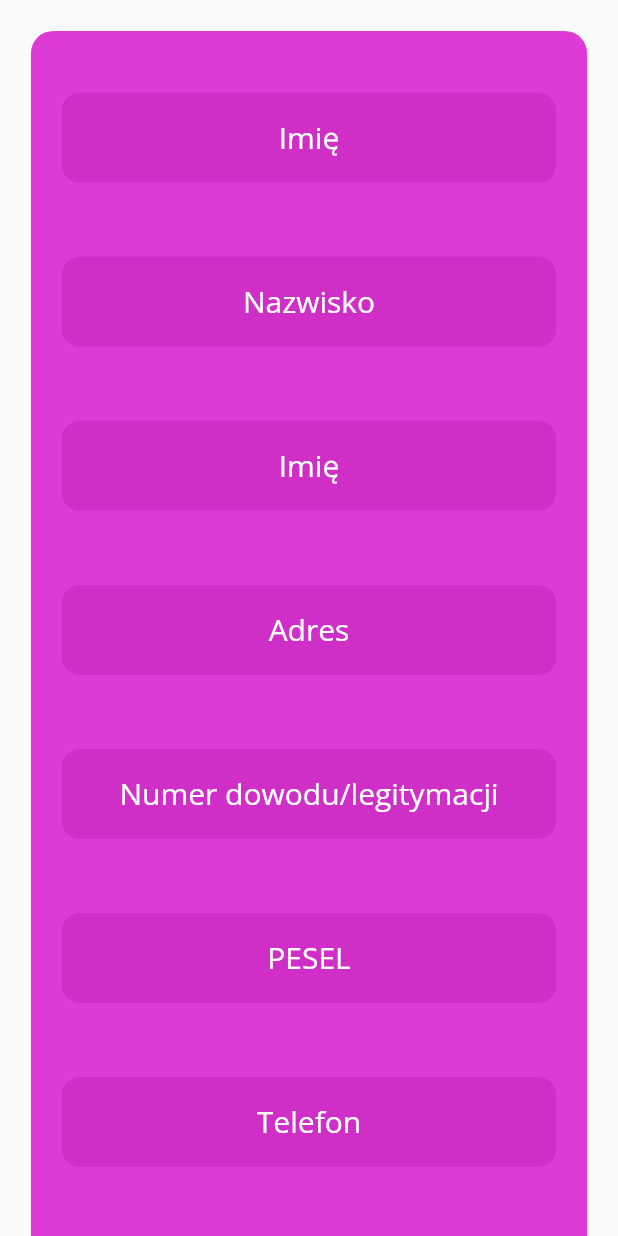
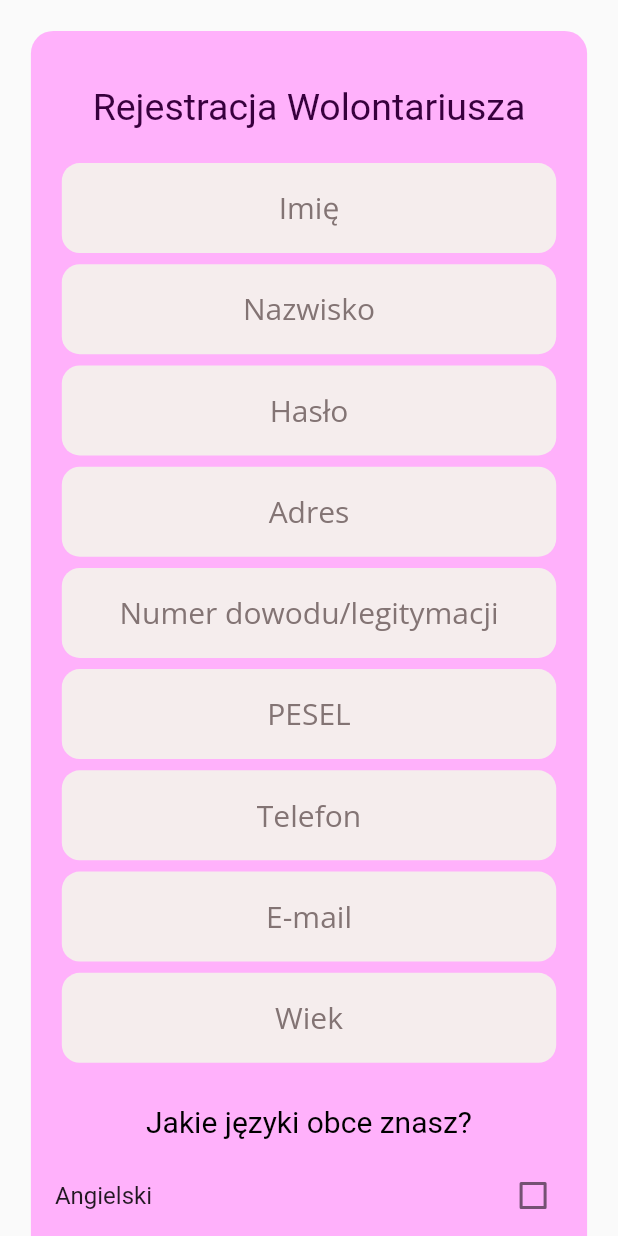
Before and after one commit to Duracyq/flutter_hackaton2023, a Flutter app: the Rejestracja widget shown alone on an empty page, opened directly, on a phone screen of 412 x 824 dp. Run offline on Flutter 3.47's test engine with Material 2 defaults, Android fonts, the light colour scheme and no system bars; our stand-ins replace google_fonts; Roboto replaces fonts that are missing (Mooli).

Commit message:
Zrobiona Rejestracja

```diff
--- a/volonteer_link/lib/rejestracja.dart
+++ b/volonteer_link/lib/rejestracja.dart
@@ -3,7 +3,6 @@ import 'package:google_fonts/google_fonts.dart';
 
 class Rejestracja extends StatefulWidget {
   const Rejestracja({super.key});
-
   @override
   State<Rejestracja> createState() => _RejestracjaState();
 }
@@ -29,11 +28,11 @@ class _RejestracjaState extends State<Rejestracja> {
         padding: EdgeInsets.only(top: width * 0.05),
         child: Center(
           child: Container(
-            padding: EdgeInsets.only(top: width * 0.1),
+            padding: EdgeInsets.only(top: width * 0.05, bottom: width * 0.05),
             width: width * 0.9,
-            height: height * 2,
+            height: height * 1.5,
             decoration: BoxDecoration(
-                color: const Color.fromARGB(255, 222, 58, 214),
+                color: Color.fromARGB(255, 255, 177, 251),
                 borderRadius: BorderRadius.circular(15)),
             child: Column(
                 mainAxisAlignment: MainAxisAlignment.spaceBetween,
@@ -41,8 +40,25 @@ class _RejestracjaState extends State<Rejestracja> {
                   Container(
                     width: width * 0.8,
                     height: 60,
+                    child: Center(
+                      child: Text(
+                        'Rejestracja Wolontariusza',
+                        style: GoogleFonts.mooli(
+                          // Ustawienie czcionki Open Sans
+                          textStyle: const TextStyle(
+                            fontStyle: FontStyle.normal,
+                            color: Color.fromARGB(255, 55, 0, 61),
+                            fontSize: 25,
+                          ),
+                        ),
+                      ),
+                    ),
+                  ),
+                  Container(
+                    width: width * 0.8,
+                    height: 60,
                     decoration: BoxDecoration(
-                      color: const Color.fromARGB(255, 207, 46, 199),
+                      color: const Color.fromARGB(255, 245, 237, 237),
                       borderRadius: BorderRadius.circular(12.0),
                     ),
                     child: Center(
@@ -52,13 +68,14 @@ class _RejestracjaState extends State<Rejestracja> {
                           // Ustawienie czcionki Open Sans
                           textStyle: const TextStyle(
                             fontStyle: FontStyle.normal,
-                            color: Colors.white,
+                            color: Color.fromRGBO(131, 116, 116, 100),
                             fontSize: 20,
                           ),
                         ),
                         decoration: const InputDecoration(
                           hintText: 'Imię',
-                          hintStyle: TextStyle(color: Colors.white),
+                          hintStyle: TextStyle(
+                              color: Color.fromRGBO(131, 116, 116, 100)),
                           border: InputBorder.none,
                         ),
                       ),
@@ -68,7 +85,7 @@ class _RejestracjaState extends State<Rejestracja> {
                     width: width * 0.8,
                     height: 60,
                     decoration: BoxDecoration(
-                      color: const Color.fromARGB(255, 207, 46, 199),
+                      color: const Color.fromARGB(255, 245, 237, 237),
                       borderRadius: BorderRadius.circular(12.0),
                     ),
                     child: Center(
@@ -78,13 +95,14 @@ class _RejestracjaState extends State<Rejestracja> {
                           // Ustawienie czcionki Open Sans
                           textStyle: const TextStyle(
                             fontStyle: FontStyle.normal,
-                            color: Colors.white,
+                            color: Color.fromRGBO(131, 116, 116, 100),
                             fontSize: 20,
                           ),
                         ),
                         decoration: const InputDecoration(
                           hintText: 'Nazwisko',
-                          hintStyle: TextStyle(color: Colors.white),
+                          hintStyle: TextStyle(
+                              color: Color.fromRGBO(131, 116, 116, 100)),
                           border: InputBorder.none,
                         ),
                       ),
@@ -94,7 +112,36 @@ class _RejestracjaState extends State<Rejestracja> {
                     width: width * 0.8,
                     height: 60,
                     decoration: BoxDecoration(
-                      color: const Color.fromARGB(255, 207, 46, 199),
+                      color: const Color.fromARGB(255, 245, 237, 237),
+                      borderRadius: BorderRadius.circular(12.0),
+                    ),
+                    child: Center(
+                      child: TextFormField(
+                        onTap: () => const OutlineInputBorder(),
+                        obscureText: true,
+                        textAlign: TextAlign.center,
+                        style: GoogleFonts.openSans(
+                          // Ustawienie czcionki Open Sans
+                          textStyle: const TextStyle(
+                            fontStyle: FontStyle.normal,
+                            color: Color.fromRGBO(131, 116, 116, 100),
+                            fontSize: 20,
+                          ),
+                        ),
+                        decoration: const InputDecoration(
+                          hintText: 'Hasło',
+                          hintStyle: TextStyle(
+                              color: Color.fromRGBO(131, 116, 116, 100)),
+                          border: InputBorder.none,
+                        ),
+                      ),
+                    ),
+                  ),
+                  Container(
+                    width: width * 0.8,
+                    height: 60,
+                    decoration: BoxDecoration(
+                      color: const Color.fromARGB(255, 245, 237, 237),
                       borderRadius: BorderRadius.circular(12.0),
                     ),
                     child: Center(
@@ -104,13 +151,14 @@ class _RejestracjaState extends State<Rejestracja> {
                           // Ustawienie czcionki Open Sans
                           textStyle: const TextStyle(
                             fontStyle: FontStyle.normal,
-                            color: Colors.white,
+                            color: Color.fromRGBO(131, 116, 116, 100),
                             fontSize: 20,
                           ),
                         ),
                         decoration: const InputDecoration(
-                          hintText: 'Imię',
-                          hintStyle: TextStyle(color: Colors.white),
+                          hintText: 'Adres',
+                          hintStyle: TextStyle(
+                              color: Color.fromRGBO(131, 116, 116, 100)),
                           border: InputBorder.none,
                         ),
                       ),
@@ -120,7 +168,7 @@ class _RejestracjaState extends State<Rejestracja> {
                     width: width * 0.8,
                     height: 60,
                     decoration: BoxDecoration(
-                      color: const Color.fromARGB(255, 207, 46, 199),
+                      color: const Color.fromARGB(255, 245, 237, 237),
                       borderRadius: BorderRadius.circular(12.0),
                     ),
                     child: Center(
@@ -130,13 +178,14 @@ class _RejestracjaState extends State<Rejestracja> {
                           // Ustawienie czcionki Open Sans
                           textStyle: const TextStyle(
                             fontStyle: FontStyle.normal,
-                            color: Colors.white,
+                            color: Color.fromRGBO(131, 116, 116, 100),
                             fontSize: 20,
                           ),
                         ),
                         decoration: const InputDecoration(
-                          hintText: 'Adres',
-                          hintStyle: TextStyle(color: Colors.white),
+                          hintText: 'Numer dowodu/legitymacji',
+                          hintStyle: TextStyle(
+                              color: Color.fromRGBO(131, 116, 116, 100)),
                           border: InputBorder.none,
                         ),
                       ),
@@ -146,7 +195,7 @@ class _RejestracjaState extends State<Rejestracja> {
                     width: width * 0.8,
                     height: 60,
                     decoration: BoxDecoration(
-                      color: const Color.fromARGB(255, 207, 46, 199),
+                      color: const Color.fromARGB(255, 245, 237, 237),
                       borderRadius: BorderRadius.circular(12.0),
                     ),
                     child: Center(
@@ -156,13 +205,14 @@ class _RejestracjaState extends State<Rejestracja> {
                           // Ustawienie czcionki Open Sans
                           textStyle: const TextStyle(
                             fontStyle: FontStyle.normal,
-                            color: Colors.white,
+                            color: Color.fromRGBO(131, 116, 116, 100),
                             fontSize: 20,
                           ),
                         ),
                         decoration: const InputDecoration(
-                          hintText: 'Numer dowodu/legitymacji',
-                          hintStyle: TextStyle(color: Colors.white),
+                          hintText: 'PESEL',
+                          hintStyle: TextStyle(
+                              color: Color.fromRGBO(131, 116, 116, 100)),
                           border: InputBorder.none,
                         ),
                       ),
@@ -172,7 +222,7 @@ class _RejestracjaState extends State<Rejestracja> {
                     width: width * 0.8,
                     height: 60,
                     decoration: BoxDecoration(
-                      color: const Color.fromARGB(255, 207, 46, 199),
+                      color: const Color.fromARGB(255, 245, 237, 237),
                       borderRadius: BorderRadius.circular(12.0),
                     ),
                     child: Center(
@@ -182,13 +232,14 @@ class _RejestracjaState extends State<Rejestracja> {
                           // Ustawienie czcionki Open Sans
                           textStyle: const TextStyle(
                             fontStyle: FontStyle.normal,
-                            color: Colors.white,
+                            color: Color.fromRGBO(131, 116, 116, 100),
                             fontSize: 20,
                           ),
                         ),
                         decoration: const InputDecoration(
-                          hintText: 'PESEL',
-                          hintStyle: TextStyle(color: Colors.white),
+                          hintText: "Telefon",
+                          hintStyle: TextStyle(
+                              color: Color.fromRGBO(131, 116, 116, 100)),
                           border: InputBorder.none,
                         ),
                       ),
@@ -198,7 +249,7 @@ class _RejestracjaState extends State<Rejestracja> {
                     width: width * 0.8,
                     height: 60,
                     decoration: BoxDecoration(
-                      color: const Color.fromARGB(255, 207, 46, 199),
+                      color: const Color.fromARGB(255, 245, 237, 237),
                       borderRadius: BorderRadius.circular(12.0),
                     ),
                     child: Center(
@@ -208,13 +259,14 @@ class _RejestracjaState extends State<Rejestracja> {
                           // Ustawienie czcionki Open Sans
                           textStyle: const TextStyle(
                             fontStyle: FontStyle.normal,
-                            color: Colors.white,
+                            color: Color.fromRGBO(131, 116, 116, 100),
                             fontSize: 20,
                           ),
                         ),
                         decoration: const InputDecoration(
-                          hintText: "Telefon",
-                          hintStyle: TextStyle(color: Colors.white),
+                          hintText: 'E-mail',
+                          hintStyle: TextStyle(
+                              color: Color.fromRGBO(131, 116, 116, 100)),
                           border: InputBorder.none,
                         ),
                       ),
@@ -224,7 +276,7 @@ class _RejestracjaState extends State<Rejestracja> {
                     width: width * 0.8,
                     height: 60,
                     decoration: BoxDecoration(
-                      color: const Color.fromARGB(255, 207, 46, 199),
+                      color: const Color.fromARGB(255, 245, 237, 237),
                       borderRadius: BorderRadius.circular(12.0),
                     ),
                     child: Center(
@@ -234,65 +286,14 @@ class _RejestracjaState extends State<Rejestracja> {
                           // Ustawienie czcionki Open Sans
                           textStyle: const TextStyle(
                             fontStyle: FontStyle.normal,
-                            color: Colors.white,
-                            fontSize: 20,
-                          ),
-                        ),
-                        decoration: const InputDecoration(
-                          hintText: 'E-mail',
-                          hintStyle: TextStyle(color: Colors.white),
-                          border: InputBorder.none,
-                        ),
-                      ),
-                    ),
-                  ),
-                  Container(
-                    width: width * 0.8,
-                    height: 60,
-                    decoration: BoxDecoration(
-                      color: const Color.fromARGB(255, 207, 46, 199),
-                      borderRadius: BorderRadius.circular(12.0),
-                    ),
-                    child: Center(
-                      child: TextFormField(
-                        textAlign: TextAlign.center,
-                        style: GoogleFonts.openSans(
-                          // Ustawienie czcionki Open Sans
-                          textStyle: const TextStyle(
-                            fontStyle: FontStyle.normal,
-                            color: Colors.white,
+                            color: Color.fromRGBO(131, 116, 116, 100),
                             fontSize: 20,
                           ),
                         ),
                         decoration: const InputDecoration(
                           hintText: 'Wiek',
-                          hintStyle: TextStyle(color: Colors.white),
-                          border: InputBorder.none,
-                        ),
-                      ),
-                    ),
-                  ),
-                  Container(
-                    width: width * 0.8,
-                    height: 60,
-                    decoration: BoxDecoration(
-                      color: const Color.fromARGB(255, 207, 46, 199),
-                      borderRadius: BorderRadius.circular(12.0),
-                    ),
-                    child: Center(
-                      child: TextFormField(
-                        textAlign: TextAlign.center,
-                        style: GoogleFonts.openSans(
-                          // Ustawienie czcionki Open Sans
-                          textStyle: const TextStyle(
-                            fontStyle: FontStyle.normal,
-                            color: Colors.white,
-                            fontSize: 20,
-                          ),
-                        ),
-                        decoration: const InputDecoration(
-                          hintText: 'J',
-                          hintStyle: TextStyle(color: Colors.white),
+                          hintStyle: TextStyle(
+                              color: Color.fromRGBO(131, 116, 116, 100)),
                           border: InputBorder.none,
                         ),
                       ),
@@ -303,7 +304,7 @@ class _RejestracjaState extends State<Rejestracja> {
                       const SizedBox(height: 20.0),
                       const Text(
                         'Jakie języki obce znasz?',
-                        style: TextStyle(fontSize: 20.0),
+                        style: TextStyle(fontSize: 20.0, color: Colors.black),
                       ),
                       const SizedBox(height: 10.0),
                       Column(
@@ -329,30 +330,19 @@ class _RejestracjaState extends State<Rejestracja> {
                       ),
                       const SizedBox(height: 20.0),
                       ElevatedButton(
+                        style: ElevatedButton.styleFrom(
+                          minimumSize: Size(200, 55),
+                          backgroundColor:
+                              const Color.fromARGB(255, 140, 31, 134),
+                        ),
                         onPressed: () {
-                          List<String> selected = [];
-                          for (int i = 0; i < languages.length; i++) {
-                            if (selectedLanguages[i]) {
-                              selected.add(languages[i]);
-                            }
-                          }
-                          showDialog(
-                            context: context,
-                            builder: (BuildContext context) {
-                              return AlertDialog(
-                                title: const Text('Wybrane języki:'),
-                                content: Text(selected.join(', ')),
-                                actions: <Widget>[
-                                  TextButton(
-                                    onPressed: () {
-                                      Navigator.of(context).pop();
-                                    },
-                                    child: const Text('OK'),
-                                  ),
-                                ],
-                              );
-                            },
-                          );
+                          // List<String> selected = [];
+                          // for (int i = 0; i < languages.length; i++) {
+                          //   if (selectedLanguages[i]) {
+                          //     selected.add(languages[i]);
+                          //   }
+                          // }
+                          //! POST REQUEST !!!!
                         },
                         child: const Text('Zapisz'),
                       ),
```
